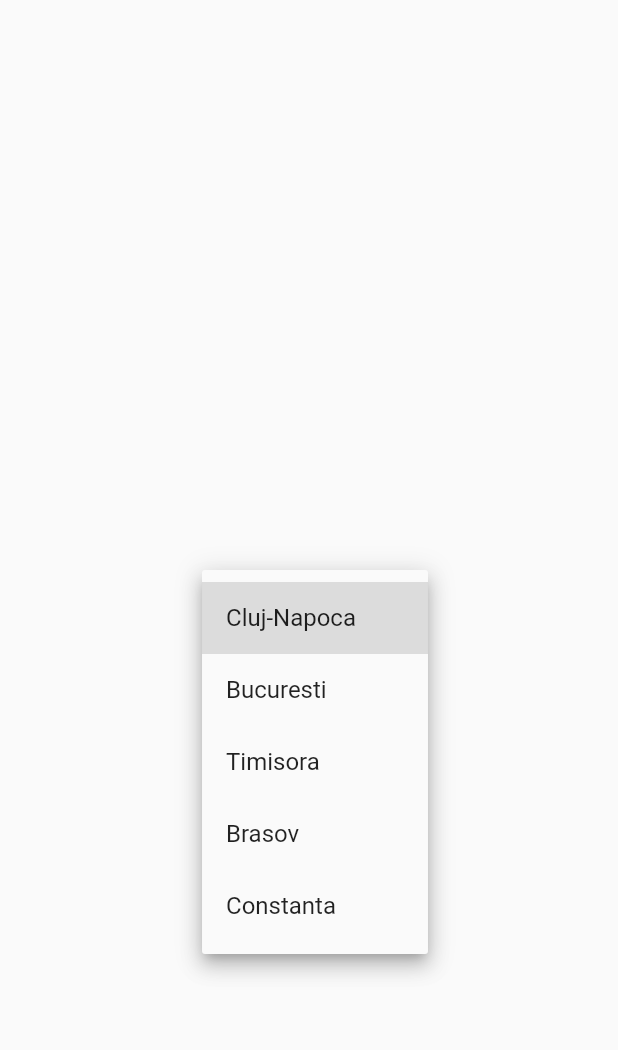
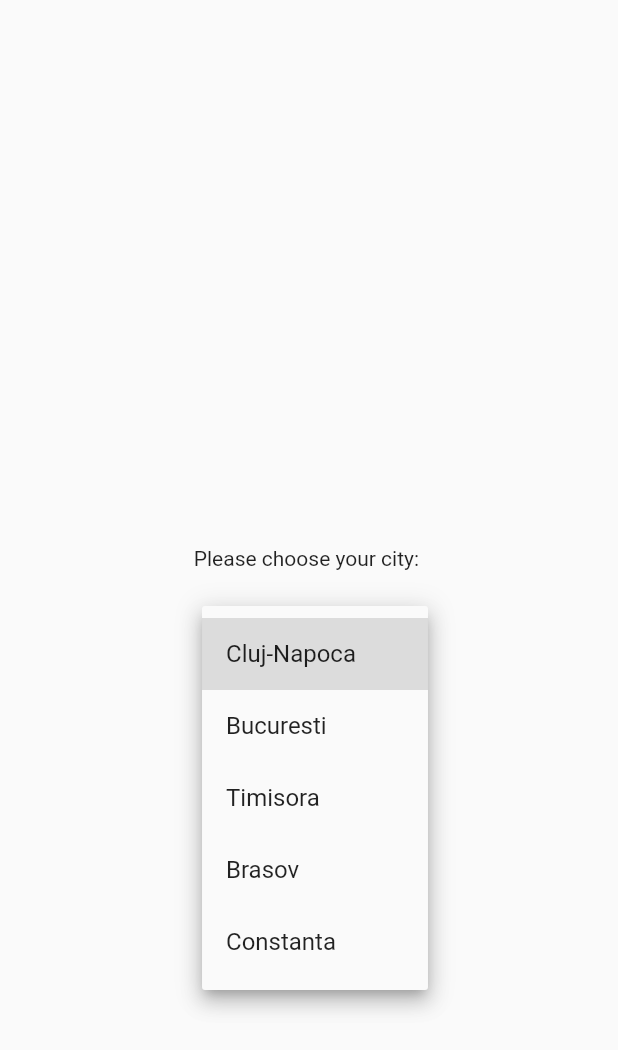
Before and after one commit to CoderJava/Spinner-Flutter-App, a Flutter app: the screen it shows after launch, after a tap on "Cluj-Napoca", on a phone screen of 412 x 824 dp. Shown: the top 1050 px of the screen. Run offline on Flutter 3.47's test engine with Material 2 defaults, Android fonts, the phone set to English and light mode, and no system bars.

Commit message:
Add label for select DropdownButton

```diff
--- a/lib/main.dart
+++ b/lib/main.dart
@@ -39,20 +39,37 @@ class _SettingsWidgetState extends State<SettingsWidget> {
   @override
   Widget build(BuildContext context) {
     return Scaffold(
-      body: Container(
-        child: Center(
-          child: DropdownButton(
+      body: Center(
+        child: Column(
+          crossAxisAlignment: CrossAxisAlignment.center,
+          mainAxisAlignment: MainAxisAlignment.center,
+          children: <Widget>[
+            Text("Please choose your city: "),
+            Padding(
+              padding: EdgeInsets.all(16.0),
+            ),
+            DropdownButton(
               value: _currentCity,
               items: _dropDownMenuItems,
               onChanged: (String selectedCity) {
-              print("Selected city $selectedCity, we are going to refresh the UI");
+                print(
+                    "Selected city $selectedCity, we are going to refresh the UI");
                 setState(() {
                   _currentCity = selectedCity;
                 });
               },
             ),
+          ],
         ),
       ),
     );
   }
+
+  void _showDialog() {
+    showDialog(
+        context: context,
+        builder: (BuildContext context) {
+          return AlertDialog();
+        });
   }
+}
```
Lines whose indentation alone changed are shown as unchanged.
